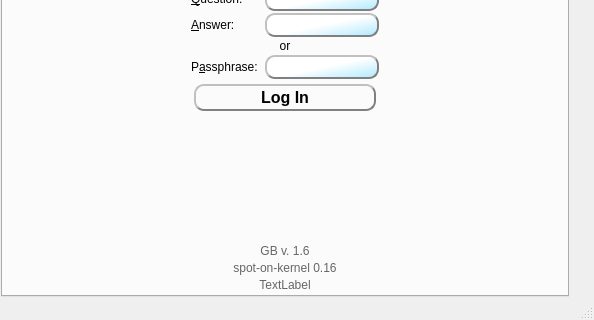
The window that GoldBug-UI/controlcenter.ui (xloem/spot-on-svn) describes before a commit, drawn with Qt 5; both pictures show x 0 to 594 and y 541 to 861 of the 594 by 861 pixel window.
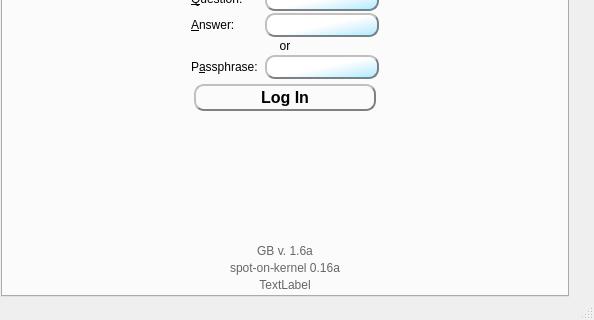
The same window after the commit. The open tabs and pages were chosen to show the change. Icons and pictures are not drawn. Custom widgets are drawn as their Qt base class.

```diff
--- a/GoldBug-UI/controlcenter.ui
+++ b/GoldBug-UI/controlcenter.ui
@@ -10599,7 +10599,7 @@
                <string>&lt;html&gt;&lt;head/&gt;&lt;body&gt;&lt;p align=&quot;center&quot;&gt;A minimalistic &lt;br/&gt;Desktop Messenger GUI&lt;br/&gt;for the messaging library of&lt;br/&gt;http://spot-on.sf.net&lt;/p&gt;&lt;/body&gt;&lt;/html&gt;</string>
               </property>
               <property name="text">
-               <string>&lt;html&gt;&lt;head/&gt;&lt;body&gt;&lt;p&gt;&lt;span style=&quot; color:#666666;&quot;&gt;GB v. 1.6&lt;/span&gt;&lt;/p&gt;&lt;/body&gt;&lt;/html&gt;</string>
+               <string>&lt;html&gt;&lt;head/&gt;&lt;body&gt;&lt;p&gt;&lt;span style=&quot; color:#666666;&quot;&gt;GB v. 1.6a&lt;/span&gt;&lt;/p&gt;&lt;/body&gt;&lt;/html&gt;</string>
               </property>
               <property name="alignment">
                <set>Qt::AlignCenter</set>
@@ -10632,7 +10632,7 @@
             <property name="text">
              <string>&lt;html&gt;&lt;head/&gt;&lt;body&gt;&lt;p&gt;&lt;a href=&quot;http://sourceforge.net/p/spot-on/code/HEAD/tree/branches/Documentation/RELEASE-NOTES&quot;&gt;
 &lt;span style=&quot; text-decoration: none; color:#666666;&quot;&gt;
-spot-on-kernel&lt;/span&gt;&lt;/a&gt;&lt;span style=&quot; color:#666666;&quot;&gt; 0.16&lt;/span&gt;&lt;/p&gt;&lt;/body&gt;&lt;/html&gt;</string>
+spot-on-kernel&lt;/span&gt;&lt;/a&gt;&lt;span style=&quot; color:#666666;&quot;&gt; 0.16a&lt;/span&gt;&lt;/p&gt;&lt;/body&gt;&lt;/html&gt;</string>
             </property>
             <property name="alignment">
              <set>Qt::AlignCenter</set>
```
